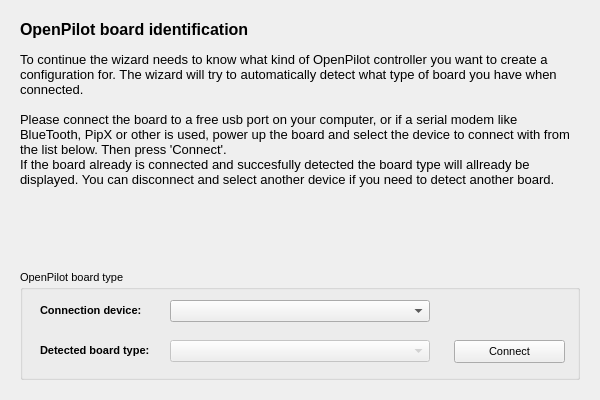
openpilot/OpenPilot, file ground/openpilotgcs/src/plugins/setupwizard/pages/controllerpage.ui: the form before one commit.
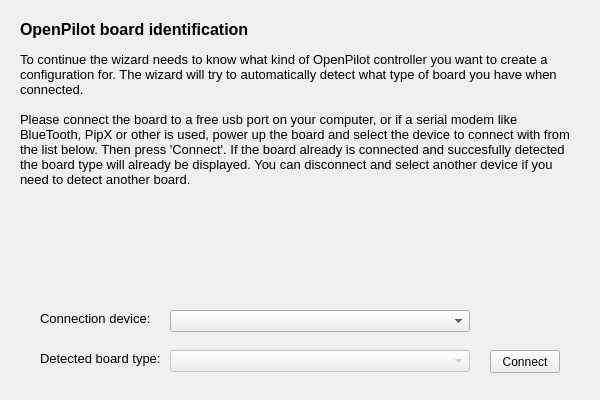
The form after the commit.

Commit message: OP-39 Added button for Radio Config Wizard. Cleaned up the GUI, removed all group boxes and aligned components on pages. Changed place of rapid and default esc buttons. Set the size of the wizard to a fix size. Updated some of the texts. Changed font sizes. Added resources. Started the connection diagram implementation.

The edit to the form file:
```diff
--- a/ground/openpilotgcs/src/plugins/setupwizard/pages/controllerpage.ui
+++ b/ground/openpilotgcs/src/plugins/setupwizard/pages/controllerpage.ui
@@ -19,20 +19,19 @@
      <x>20</x>
      <y>20</y>
      <width>550</width>
-     <height>241</height>
+     <height>201</height>
     </rect>
    </property>
    <property name="text">
     <string>&lt;!DOCTYPE HTML PUBLIC &quot;-//W3C//DTD HTML 4.0//EN&quot; &quot;http://www.w3.org/TR/REC-html40/strict.dtd&quot;&gt;
 &lt;html&gt;&lt;head&gt;&lt;meta name=&quot;qrichtext&quot; content=&quot;1&quot; /&gt;&lt;style type=&quot;text/css&quot;&gt;
 p, li { white-space: pre-wrap; }
-&lt;/style&gt;&lt;/head&gt;&lt;body style=&quot; font-family:'MS Shell Dlg 2'; font-size:8.25pt; font-weight:400; font-style:normal;&quot;&gt;
+&lt;/style&gt;&lt;/head&gt;&lt;body style=&quot; font-family:'MS Shell Dlg 2'; font-size:8pt; font-weight:400; font-style:normal;&quot;&gt;
 &lt;p style=&quot; margin-top:0px; margin-bottom:0px; margin-left:0px; margin-right:0px; -qt-block-indent:0; text-indent:0px;&quot;&gt;&lt;span style=&quot; font-size:12pt; font-weight:600;&quot;&gt;OpenPilot board identification&lt;/span&gt;&lt;/p&gt;
-&lt;p style=&quot;-qt-paragraph-type:empty; margin-top:0px; margin-bottom:0px; margin-left:0px; margin-right:0px; -qt-block-indent:0; text-indent:0px; font-size:8pt;&quot;&gt;&lt;/p&gt;
+&lt;p style=&quot;-qt-paragraph-type:empty; margin-top:0px; margin-bottom:0px; margin-left:0px; margin-right:0px; -qt-block-indent:0; text-indent:0px;&quot;&gt;&lt;br /&gt;&lt;/p&gt;
 &lt;p style=&quot; margin-top:0px; margin-bottom:0px; margin-left:0px; margin-right:0px; -qt-block-indent:0; text-indent:0px;&quot;&gt;&lt;span style=&quot; font-size:10pt;&quot;&gt;To continue the wizard needs to know what kind of OpenPilot controller you want to create a configuration for. The wizard will try to automatically detect what type of board you have when connected.&lt;/span&gt;&lt;/p&gt;
-&lt;p style=&quot;-qt-paragraph-type:empty; margin-top:0px; margin-bottom:0px; margin-left:0px; margin-right:0px; -qt-block-indent:0; text-indent:0px; font-size:10pt;&quot;&gt;&lt;/p&gt;
-&lt;p style=&quot; margin-top:0px; margin-bottom:0px; margin-left:0px; margin-right:0px; -qt-block-indent:0; text-indent:0px;&quot;&gt;&lt;span style=&quot; font-size:10pt;&quot;&gt;Please connect the board to a free usb port on your computer, or if a serial modem like BlueTooth, PipX or other is used, power up the board and select the device to connect with from the list below. Then press 'Connect'.&lt;/span&gt;&lt;/p&gt;
-&lt;p style=&quot; margin-top:0px; margin-bottom:0px; margin-left:0px; margin-right:0px; -qt-block-indent:0; text-indent:0px;&quot;&gt;&lt;span style=&quot; font-size:10pt;&quot;&gt;If the board already is connected and succesfully detected the board type will allready be displayed. You can disconnect and select another device if you need to detect another board.&lt;/span&gt;&lt;/p&gt;&lt;/body&gt;&lt;/html&gt;</string>
+&lt;p style=&quot;-qt-paragraph-type:empty; margin-top:0px; margin-bottom:0px; margin-left:0px; margin-right:0px; -qt-block-indent:0; text-indent:0px; font-size:10pt;&quot;&gt;&lt;br /&gt;&lt;/p&gt;
+&lt;p style=&quot; margin-top:0px; margin-bottom:0px; margin-left:0px; margin-right:0px; -qt-block-indent:0; text-indent:0px;&quot;&gt;&lt;span style=&quot; font-size:10pt;&quot;&gt;Please connect the board to a free usb port on your computer, or if a serial modem like BlueTooth, PipX or other is used, power up the board and select the device to connect with from the list below. Then press 'Connect'. If the board already is connected and succesfully detected the board type will already be displayed. You can disconnect and select another device if you need to detect another board.&lt;/span&gt;&lt;/p&gt;&lt;/body&gt;&lt;/html&gt;</string>
    </property>
    <property name="textFormat">
     <enum>Qt::AutoText</enum>
@@ -44,32 +43,48 @@
     <bool>true</bool>
    </property>
   </widget>
-  <widget class="QGroupBox" name="groupBox">
+  <widget class="QPushButton" name="connectButton">
    <property name="geometry">
     <rect>
-     <x>20</x>
-     <y>270</y>
-     <width>560</width>
-     <height>110</height>
+     <x>490</x>
+     <y>350</y>
+     <width>70</width>
+     <height>23</height>
+    </rect>
+   </property>
+   <property name="text">
+    <string>Connect</string>
+   </property>
+  </widget>
+  <widget class="QLabel" name="label_3">
+   <property name="geometry">
+    <rect>
+     <x>40</x>
+     <y>350</y>
+     <width>125</width>
+     <height>16</height>
     </rect>
    </property>
    <property name="font">
     <font>
-     <pointsize>8</pointsize>
+     <pointsize>10</pointsize>
+     <weight>50</weight>
+     <bold>false</bold>
     </font>
    </property>
-   <property name="title">
-    <string>OpenPilot board type</string>
+   <property name="text">
+    <string>Detected board type:</string>
    </property>
+  </widget>
    <widget class="QComboBox" name="boardTypeCombo">
     <property name="enabled">
      <bool>false</bool>
     </property>
     <property name="geometry">
      <rect>
-      <x>150</x>
-      <y>70</y>
-      <width>260</width>
+     <x>170</x>
+     <y>350</y>
+     <width>300</width>
       <height>22</height>
      </rect>
     </property>
@@ -77,69 +92,32 @@
    <widget class="QComboBox" name="deviceCombo">
     <property name="geometry">
      <rect>
-      <x>150</x>
-      <y>30</y>
-      <width>260</width>
+     <x>170</x>
+     <y>310</y>
+     <width>300</width>
       <height>22</height>
      </rect>
     </property>
    </widget>
-   <widget class="QPushButton" name="connectButton">
-    <property name="geometry">
-     <rect>
-      <x>434</x>
-      <y>70</y>
-      <width>111</width>
-      <height>23</height>
-     </rect>
-    </property>
-    <property name="text">
-     <string>Connect</string>
-    </property>
-   </widget>
    <widget class="QLabel" name="label_2">
     <property name="geometry">
      <rect>
-      <x>20</x>
-      <y>32</y>
+     <x>40</x>
+     <y>310</y>
       <width>121</width>
       <height>16</height>
      </rect>
     </property>
     <property name="font">
      <font>
-      <weight>75</weight>
-      <bold>true</bold>
+     <pointsize>10</pointsize>
+     <weight>50</weight>
+     <bold>false</bold>
      </font>
     </property>
     <property name="text">
      <string>Connection device:</string>
     </property>
-   </widget>
-   <widget class="QLabel" name="label_3">
-    <property name="geometry">
-     <rect>
-      <x>20</x>
-      <y>72</y>
-      <width>131</width>
-      <height>16</height>
-     </rect>
-    </property>
-    <property name="font">
-     <font>
-      <weight>75</weight>
-      <bold>true</bold>
-     </font>
-    </property>
-    <property name="text">
-     <string>Detected board type:</string>
-    </property>
-   </widget>
-   <zorder>deviceCombo</zorder>
-   <zorder>connectButton</zorder>
-   <zorder>boardTypeCombo</zorder>
-   <zorder>label_2</zorder>
-   <zorder>label_3</zorder>
   </widget>
  </widget>
  <resources/>
```
Lines whose indentation alone changed are shown as unchanged. The commit also changes 17 other files.
